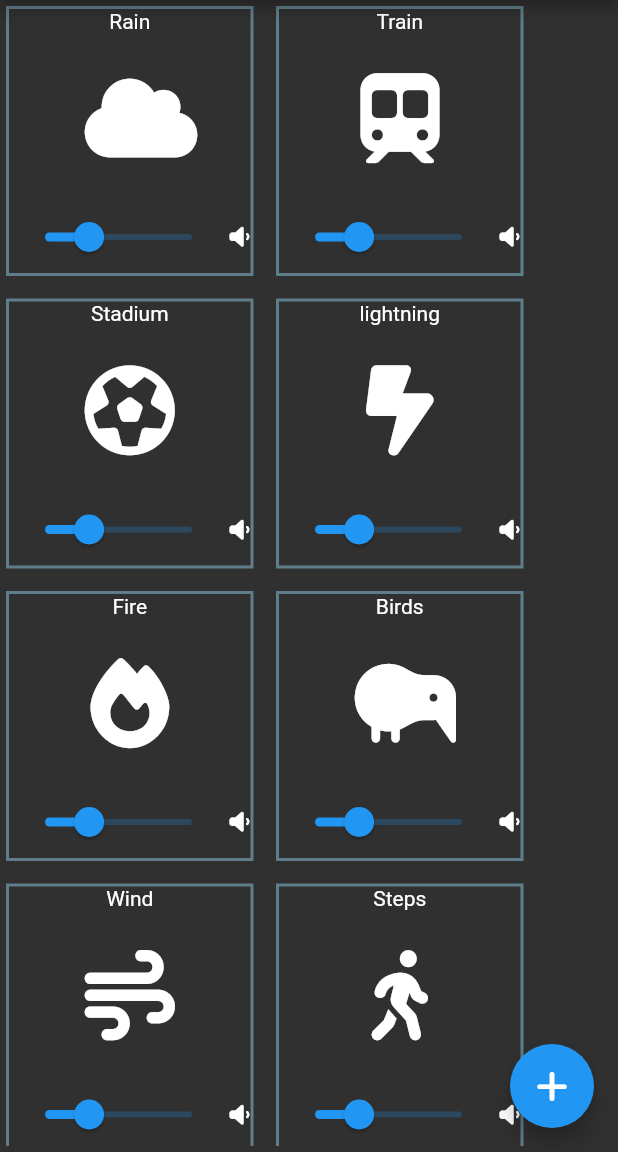
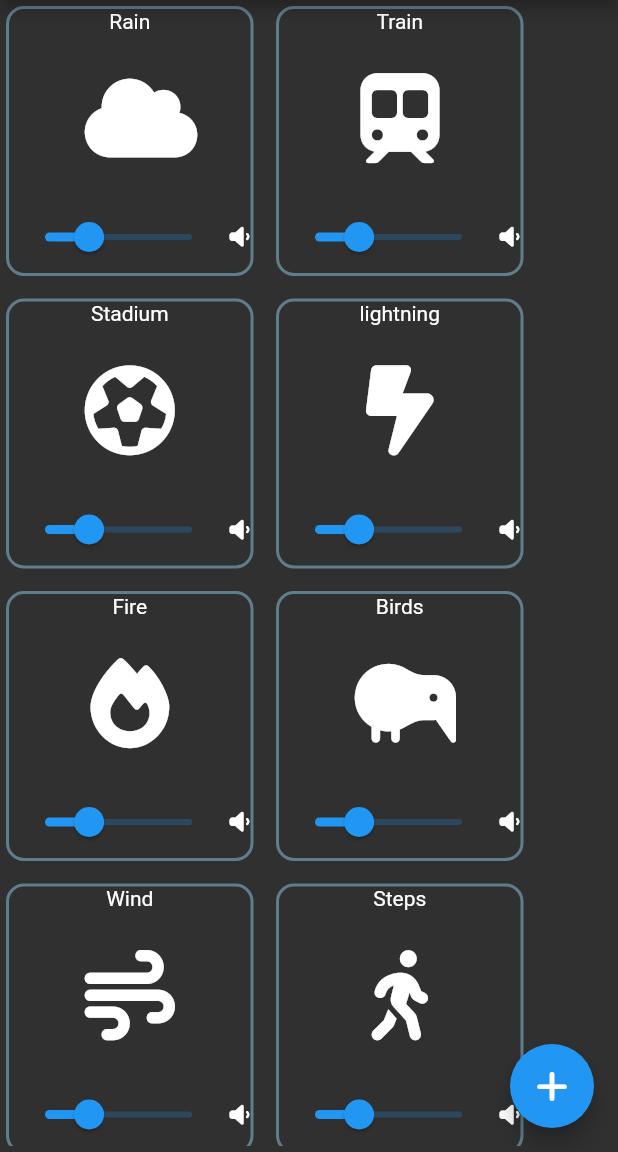
Before and after one commit to Hallcoder/moodly, a Flutter app: the screen it shows after launch, on a phone screen of 412 x 824 dp, the part 84-1236 px from its top. Run offline on Flutter 3.47's test engine with Material 2 defaults, Android fonts, the phone set to English and light mode, and no system bars; our stand-ins replace audioplayers, font_awesome_flutter.

Commit message:
added border radius

```diff
--- a/lib/constants.dart
+++ b/lib/constants.dart
@@ -7,6 +7,7 @@ const kAppBarTextStyle  = TextStyle(
 );
 var kContainerPlaying = BoxDecoration(
 border:  Border.all(color: Colors.orange,width: 2),
+borderRadius: BorderRadius.circular(12.0),
 gradient: LinearGradient(
     begin:Alignment.topRight,
     end: Alignment.bottomLeft,
@@ -21,5 +22,6 @@ gradient: LinearGradient(
 )
 );
 var kContainerIdle = BoxDecoration(
+    borderRadius: BorderRadius.circular(12.0),
     border:  Border.all(color: Colors.blueGrey,width:2)
 );
```
